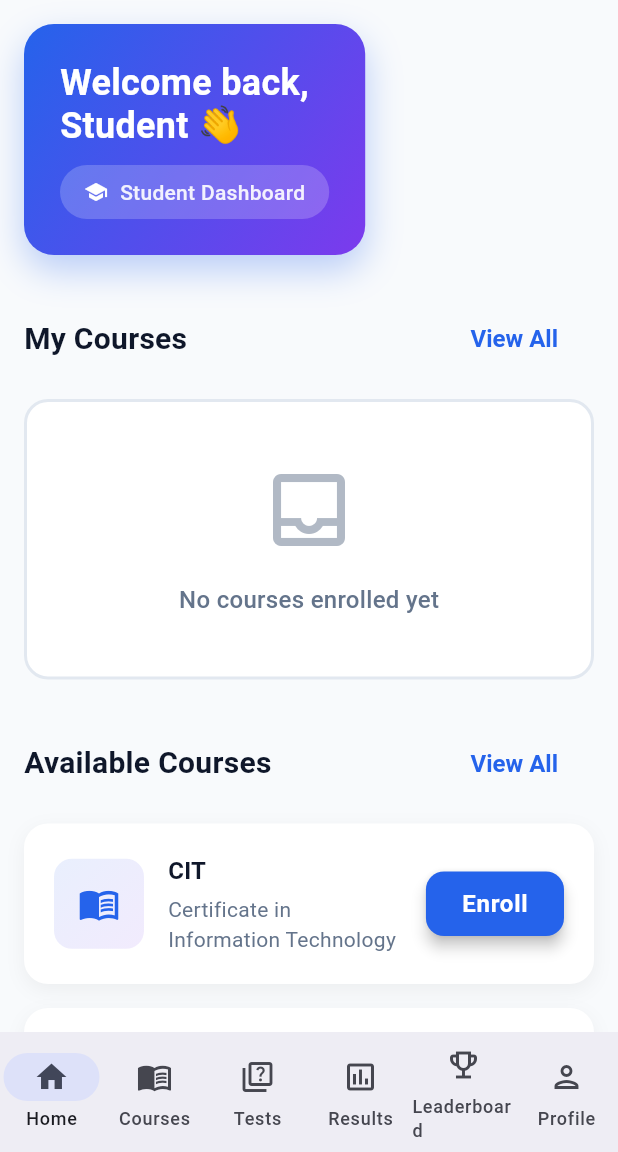
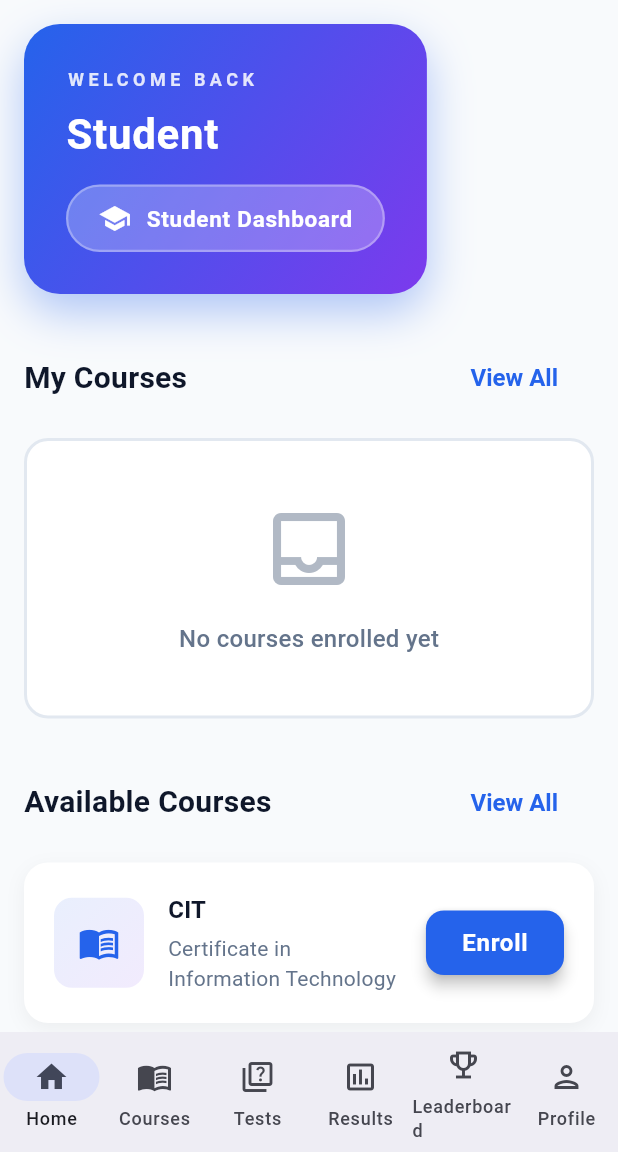
Before and after one commit to aadilsainch110-cmyk/raintech-smart-test, a Flutter app: the StudentHomeScreen screen opened by its route, on a phone screen of 412 x 824 dp, the part 84-1236 px from its top. Run offline on Flutter 3.47's test engine with Material 3 defaults, Android fonts, the phone set to English and light mode, and no system bars; our stand-ins replace cloud_firestore, csv, file_picker, firebase_auth, firebase_core, firebase_storage and 4 more; accounts and stored records are empty.

Commit message:
Enhance: Remove waving hand emoji and make welcome sections professional
Removed all waving hand emojis (👋) from welcome sections and improved
the visual design for a more professional appearance:

Student Home Screen:
- Removed 👋 emoji from welcome text
- Changed "Welcome back, [Name]" to two lines:
  - "WELCOME BACK" (uppercase, letter spacing 3, small font)
  - "[Name]" (larger font, bold, letter spacing 0.5)
- Enhanced container with:
  - Increased padding (24 → 28)
  - Increased border radius (20 → 24)
  - Enhanced shadow (alpha 0.3 → 0.35, blur 20 → 25)
  - Added border to dashboard badge
  - Increased icon size (16 → 22)
  - Increased badge padding and font weight

Teacher Dashboard:
- Removed 👋 emoji from welcome text
- Added container with gradient background
- Changed to two-line format:
  - "WELCOME" (uppercase, letter spacing 3, primary color)
  - "[Name]" (larger font, bold)
- Added border and subtle gradient background

Admin Dashboard:
- Removed 👋 emoji from welcome text
- Added container with gradient background
- Changed to two-line format:
  - "WELCOME" (uppercase, letter spacing 3, primary color)
  - "[Name]" (larger font, bold)
- Added border and subtle gradient background

All changes maintain consistency across dashboards while providing
a more professional and polished appearance without emojis.

Generated with [Devin](https://devin.ai)

Co-Authored-By: Devin <158243242+devin-ai-integration[bot]@users.noreply.github.com>

```diff
--- a/lib/views/student/student_home_screen.dart
+++ b/lib/views/student/student_home_screen.dart
@@ -273,53 +273,70 @@ class _StudentHomeScreenState extends State<StudentHomeScreen> {
             // Welcome Section
             Container(
               padding: EdgeInsets.all(
-                ResponsiveUtils.responsiveSpacing(context, 24),
+                ResponsiveUtils.responsiveSpacing(context, 28),
               ),
               decoration: BoxDecoration(
                 gradient: theme.AppTheme.primaryGradient,
                 borderRadius: BorderRadius.circular(
-                  ResponsiveUtils.responsiveBorderRadius(context, 20),
+                  ResponsiveUtils.responsiveBorderRadius(context, 24),
                 ),
                 boxShadow: [
                   BoxShadow(
-                    color: theme.AppTheme.primaryColor.withValues(alpha: 0.3),
-                    blurRadius: 20,
-                    offset: const Offset(0, 10),
+                    color: theme.AppTheme.primaryColor.withValues(alpha: 0.35),
+                    blurRadius: 25,
+                    offset: const Offset(0, 12),
                   ),
                 ],
               ),
               child: Column(
                 crossAxisAlignment: CrossAxisAlignment.start,
                 children: [
-                  Obx(
-                    () => Text(
-                      'Welcome back,\n${_authController.currentUser?.name ?? 'Student'} 👋',
-                      style: TextStyle(
-                        fontSize: ResponsiveUtils.responsiveFontSize(
-                          context,
-                          24,
-                        ),
-                        fontWeight: FontWeight.bold,
-                        color: Colors.white,
-                        height: 1.2,
-                      ),
+                  Text(
+                    'WELCOME BACK',
+                    style: TextStyle(
+                      fontSize: ResponsiveUtils.responsiveFontSize(context, 12),
+                      fontWeight: FontWeight.bold,
+                      color: Colors.white.withValues(alpha: 0.85),
+                      letterSpacing: 3,
                     ),
                   ),
                   SizedBox(
                     height: ResponsiveUtils.responsiveSpacing(context, 12),
                   ),
+                  Obx(
+                    () => Text(
+                      _authController.currentUser?.name ?? 'Student',
+                      style: TextStyle(
+                        fontSize: ResponsiveUtils.responsiveFontSize(
+                          context,
+                          28,
+                        ),
+                        fontWeight: FontWeight.bold,
+                        color: Colors.white,
+                        height: 1.2,
+                        letterSpacing: 0.5,
+                      ),
+                    ),
+                  ),
+                  SizedBox(
+                    height: ResponsiveUtils.responsiveSpacing(context, 16),
+                  ),
                   Container(
                     padding: EdgeInsets.symmetric(
                       horizontal: ResponsiveUtils.responsiveSpacing(
                         context,
-                        16,
+                        20,
                       ),
-                      vertical: ResponsiveUtils.responsiveSpacing(context, 8),
+                      vertical: ResponsiveUtils.responsiveSpacing(context, 10),
                     ),
                     decoration: BoxDecoration(
-                      color: Colors.white.withValues(alpha: 0.2),
+                      color: Colors.white.withValues(alpha: 0.25),
                       borderRadius: BorderRadius.circular(
-                        ResponsiveUtils.responsiveBorderRadius(context, 20),
+                        ResponsiveUtils.responsiveBorderRadius(context, 24),
+                      ),
+                      border: Border.all(
+                        color: Colors.white.withValues(alpha: 0.3),
+                        width: 1.5,
                       ),
                     ),
                     child: Row(
@@ -328,20 +345,18 @@ class _StudentHomeScreenState extends State<StudentHomeScreen> {
                         Icon(
                           Icons.school,
                           color: Colors.white,
-                          size: ResponsiveUtils.responsiveIconSize(context, 16),
+                          size: ResponsiveUtils.responsiveIconSize(context, 22),
                         ),
                         SizedBox(
-                          width: ResponsiveUtils.responsiveSpacing(context, 8),
+                          width: ResponsiveUtils.responsiveSpacing(context, 10),
                         ),
                         Text(
                           'Student Dashboard',
                           style: TextStyle(
-                            color: Colors.white.withValues(alpha: 0.9),
-                            fontSize: ResponsiveUtils.responsiveFontSize(
-                              context,
-                              14,
-                            ),
-                            fontWeight: FontWeight.w500,
+                            color: Colors.white,
+                            fontSize: ResponsiveUtils.responsiveFontSize(context, 15),
+                            fontWeight: FontWeight.w600,
+                            letterSpacing: 0.5,
                           ),
                         ),
                       ],
```
Also changed, not shown: lib/views/admin/admin_dashboard_screen.dart (+43 -7 lines), lib/views/teacher/teacher_dashboard_screen.dart (+42 -6 lines).
